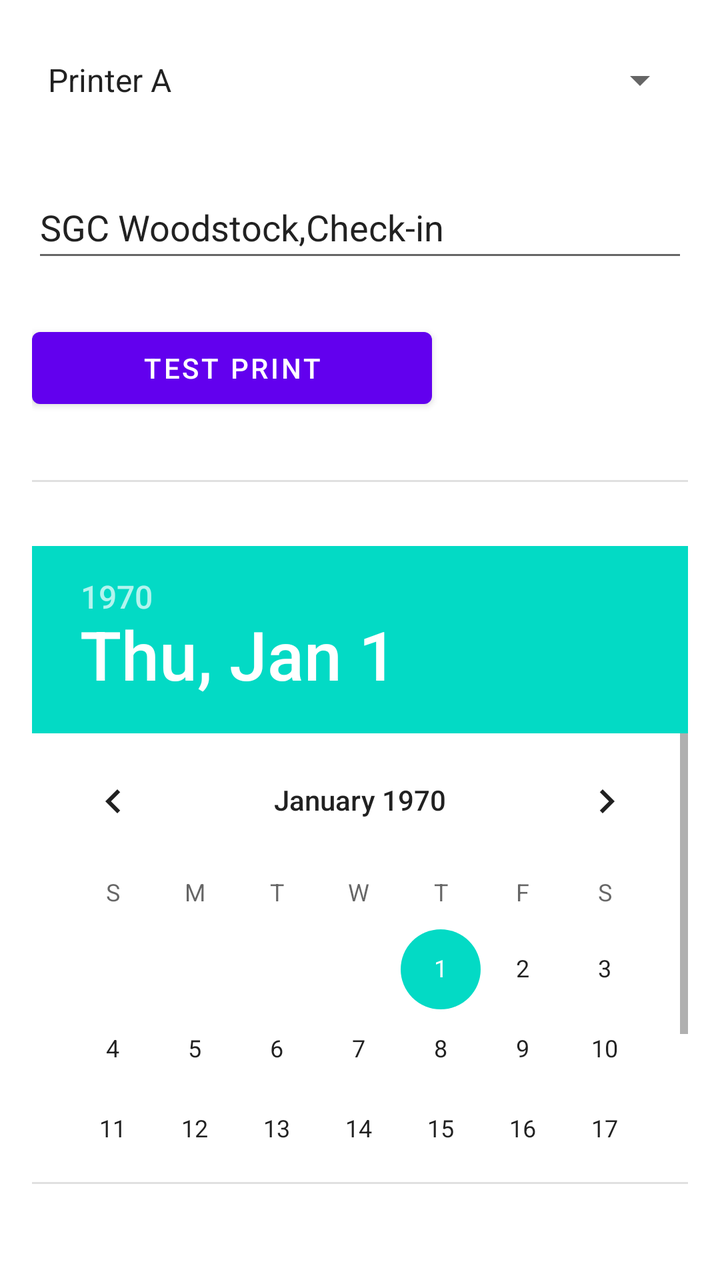
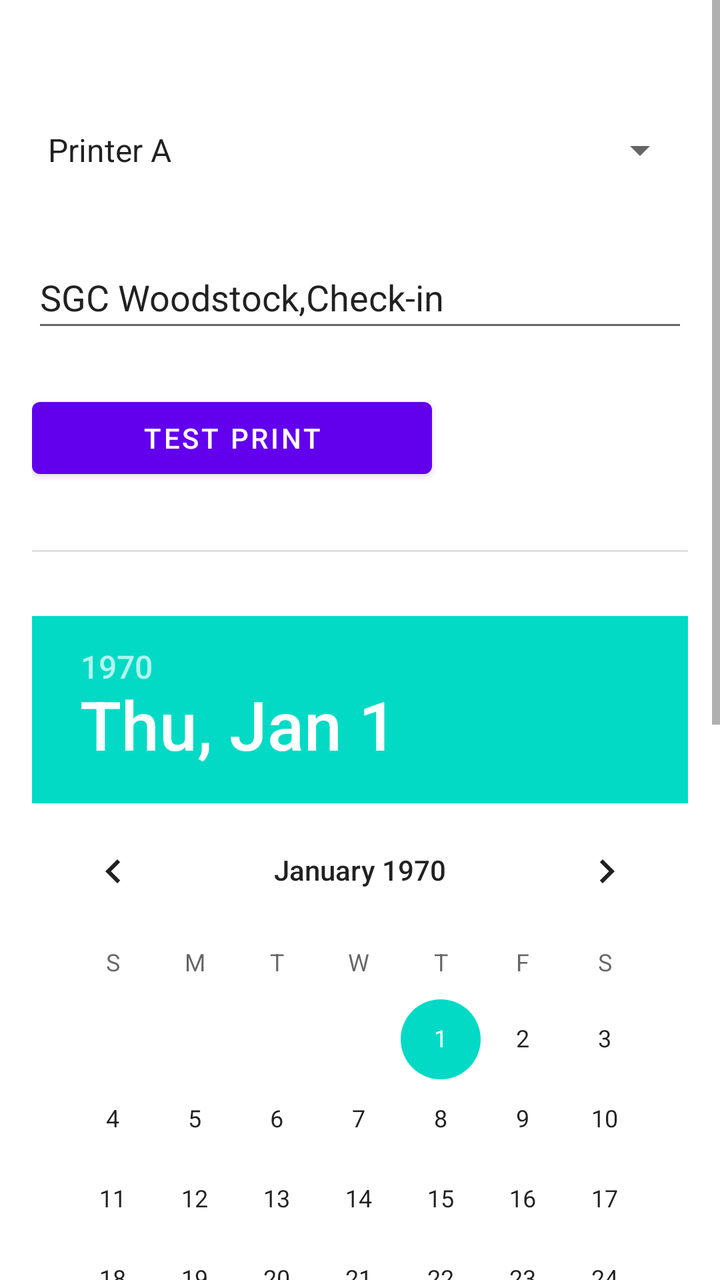

An Android layout rendered at two revisions. The XML below is the earlier revision; the diff shows what the commit changed to produce the second picture.
<!-- AndroidManifest.xml: application theme Theme.ExpressCheckin -->
<!-- res/layout/fragment_settings.xml -->
<?xml version="1.0" encoding="utf-8"?>
<androidx.constraintlayout.widget.ConstraintLayout xmlns:android="http://schemas.android.com/apk/res/android"
    xmlns:app="http://schemas.android.com/apk/res-auto"
    xmlns:tools="http://schemas.android.com/tools"
    android:layout_width="match_parent"
    android:layout_height="match_parent"
    tools:context=".ui.settings.SettingsFragment">

    <TextView
        android:id="@+id/text_settings"
        android:layout_width="match_parent"
        android:layout_height="wrap_content"
        android:layout_marginStart="8dp"
        android:layout_marginTop="8dp"
        android:layout_marginEnd="8dp"
        android:textAlignment="center"
        android:textSize="20sp"
        app:layout_constraintBottom_toBottomOf="parent"
        app:layout_constraintEnd_toEndOf="parent"
        app:layout_constraintStart_toStartOf="parent"
        app:layout_constraintTop_toTopOf="parent" />

    <LinearLayout
        android:layout_width="match_parent"
        android:layout_height="match_parent"
        android:orientation="vertical"
        android:padding="16dp">

        <Spinner
            android:id="@+id/deviceAddressSpinner"
            android:layout_width="match_parent"
            android:layout_height="wrap_content"
            android:layout_marginBottom="24dp"
            android:entries="@array/device_addresses"
            android:textSize="24sp"
            android:minHeight="48dp" />

        <EditText
            android:id="@+id/labelTextEditText"
            android:layout_width="match_parent"
            android:layout_height="wrap_content"
            android:hint="Label Text"
            android:inputType="text"
            android:lines="3"
            android:minHeight="48dp"
            android:text="SGC Woodstock,Check-in" />

        <Button
            android:id="@+id/printButton"
            android:layout_width="200dp"
            android:layout_height="wrap_content"
            android:layout_marginTop="24dp"
            android:text="Test Print"/>

        <View
            android:layout_width="match_parent"
            android:layout_height="1dp"
            android:background="?android:attr/listDivider"
            android:layout_marginTop="32dp"
            android:layout_marginBottom="32dp"/>

        <DatePicker
            android:id="@+id/checkinDatePicker"
            android:layout_width="match_parent"
            android:layout_height="wrap_content"
            android:layout_marginBottom="32dp"/>

        <TextView
            android:id="@+id/breezeInstanceIdTextView"
            android:layout_width="wrap_content"
            android:layout_height="wrap_content"
            android:layout_margin="8dp"/>

        <View
            android:layout_width="match_parent"
            android:layout_height="1dp"
            android:background="?android:attr/listDivider"
            android:layout_marginTop="32dp"
            android:layout_marginBottom="32dp"/>

        <Button
            android:id="@+id/resetCheckinsButton"
            android:layout_width="200dp"
            android:layout_height="wrap_content"
            android:text="Reset Checkins" />

        <Button
            android:id="@+id/getUpdatesButton"
            android:layout_width="200dp"
            android:layout_height="wrap_content"
            android:text="Get Updates"/>

    </LinearLayout>

    <TextView
        android:id="@+id/versionTextView"
        android:layout_width="wrap_content"
        android:layout_height="wrap_content"
        android:layout_margin="64dp"
        app:layout_constraintBottom_toBottomOf="parent"
        app:layout_constraintEnd_toEndOf="parent"
        app:layout_constraintRight_toRightOf="parent" />

</androidx.constraintlayout.widget.ConstraintLayout>
<!-- resources referenced by this layout -->
<resources>
  <string-array name="device_addresses">
          <item>Printer A</item>
          <item>Printer B</item>
          <item>Printer C</item>
      </string-array>
  <style name="Theme.ExpressCheckin" parent="Theme.MaterialComponents.DayNight.DarkActionBar">
          
          <item name="colorPrimary">@color/purple_500</item>
          <item name="colorPrimaryVariant">@color/purple_700</item>
          <item name="colorOnPrimary">@color/white</item>
          
          <item name="colorSecondary">@color/teal_200</item>
          <item name="colorSecondaryVariant">@color/teal_700</item>
          <item name="colorOnSecondary">@color/black</item>
          
          <item name="android:statusBarColor">?attr/colorPrimaryVariant</item>
          
      </style>
  <color name="purple_500">#FF6200EE</color>
  <color name="purple_700">#FF3700B3</color>
  <color name="white">#FFFFFFFF</color>
  <color name="teal_200">#FF03DAC5</color>
  <color name="teal_700">#FF018786</color>
  <color name="black">#FF000000</color>
</resources>

<!-- the commit's change to res/layout/fragment_settings.xml (unified diff, before → after) -->
@@ -6,99 +6,103 @@
     android:layout_height="match_parent"
     tools:context=".ui.settings.SettingsFragment">
 
-    <TextView
-        android:id="@+id/text_settings"
+    <ScrollView
         android:layout_width="match_parent"
-        android:layout_height="wrap_content"
-        android:layout_marginStart="8dp"
-        android:layout_marginTop="8dp"
-        android:layout_marginEnd="8dp"
-        android:textAlignment="center"
-        android:textSize="20sp"
-        app:layout_constraintBottom_toBottomOf="parent"
-        app:layout_constraintEnd_toEndOf="parent"
-        app:layout_constraintStart_toStartOf="parent"
-        app:layout_constraintTop_toTopOf="parent" />
+        android:layout_height="match_parent">
 
-    <LinearLayout
-        android:layout_width="match_parent"
-        android:layout_height="match_parent"
-        android:orientation="vertical"
-        android:padding="16dp">
-
-        <Spinner
-            android:id="@+id/deviceAddressSpinner"
+        <LinearLayout
             android:layout_width="match_parent"
             android:layout_height="wrap_content"
-            android:layout_marginBottom="24dp"
-            android:entries="@array/device_addresses"
-            android:textSize="24sp"
-            android:minHeight="48dp" />
+            android:orientation="vertical"
+            android:padding="16dp">
 
-        <EditText
-            android:id="@+id/labelTextEditText"
-            android:layout_width="match_parent"
-            android:layout_height="wrap_content"
-            android:hint="Label Text"
-            android:inputType="text"
-            android:lines="3"
-            android:minHeight="48dp"
-            android:text="SGC Woodstock,Check-in" />
+            <TextView
+                android:id="@+id/text_settings"
+                android:layout_width="match_parent"
+                android:layout_height="wrap_content"
+                android:layout_marginStart="8dp"
+                android:layout_marginTop="8dp"
+                android:layout_marginEnd="8dp"
+                android:textAlignment="center"
+                android:textSize="20sp"
+                app:layout_constraintBottom_toBottomOf="parent"
+                app:layout_constraintEnd_toEndOf="parent"
+                app:layout_constraintStart_toStartOf="parent"
+                app:layout_constraintTop_toTopOf="parent" />
 
-        <Button
-            android:id="@+id/printButton"
-            android:layout_width="200dp"
-            android:layout_height="wrap_content"
-            android:layout_marginTop="24dp"
-            android:text="Test Print"/>
+            <Spinner
+                android:id="@+id/deviceAddressSpinner"
+                android:layout_width="match_parent"
+                android:layout_height="wrap_content"
+                android:layout_marginBottom="24dp"
+                android:entries="@array/device_addresses"
+                android:textSize="24sp"
+                android:minHeight="48dp" />
 
-        <View
-            android:layout_width="match_parent"
-            android:layout_height="1dp"
-            android:background="?android:attr/listDivider"
-            android:layout_marginTop="32dp"
-            android:layout_marginBottom="32dp"/>
+            <EditText
+                android:id="@+id/labelTextEditText"
+                android:layout_width="match_parent"
+                android:layout_height="wrap_content"
+                android:hint="Label Text"
+                android:inputType="text"
+                android:lines="3"
+                android:minHeight="48dp"
+                android:text="SGC Woodstock,Check-in" />
 
-        <DatePicker
-            android:id="@+id/checkinDatePicker"
-            android:layout_width="match_parent"
-            android:layout_height="wrap_content"
-            android:layout_marginBottom="32dp"/>
+            <Button
+                android:id="@+id/printButton"
+                android:layout_width="200dp"
+                android:layout_height="wrap_content"
+                android:layout_marginTop="24dp"
+                android:text="Test Print"/>
 
-        <TextView
-            android:id="@+id/breezeInstanceIdTextView"
-            android:layout_width="wrap_content"
-            android:layout_height="wrap_content"
-            android:layout_margin="8dp"/>
+            <View
+                android:layout_width="match_parent"
+                android:layout_height="1dp"
+                android:background="?android:attr/listDivider"
+                android:layout_marginTop="32dp"
+                android:layout_marginBottom="32dp"/>
 
-        <View
-            android:layout_width="match_parent"
-            android:layout_height="1dp"
-            android:background="?android:attr/listDivider"
-            android:layout_marginTop="32dp"
-            android:layout_marginBottom="32dp"/>
+            <DatePicker
+                android:id="@+id/checkinDatePicker"
+                android:layout_width="match_parent"
+                android:layout_height="wrap_content"
+                android:layout_marginBottom="32dp"/>
 
-        <Button
-            android:id="@+id/resetCheckinsButton"
-            android:layout_width="200dp"
-            android:layout_height="wrap_content"
-            android:text="Reset Checkins" />
+            <TextView
+                android:id="@+id/breezeInstanceIdTextView"
+                android:layout_width="wrap_content"
+                android:layout_height="wrap_content"
+                android:layout_margin="8dp"/>
 
-        <Button
-            android:id="@+id/getUpdatesButton"
-            android:layout_width="200dp"
-            android:layout_height="wrap_content"
-            android:text="Get Updates"/>
+            <View
+                android:layout_width="match_parent"
+                android:layout_height="1dp"
+                android:background="?android:attr/listDivider"
+                android:layout_marginTop="32dp"
+                android:layout_marginBottom="32dp"/>
 
-    </LinearLayout>
+            <Button
+                android:id="@+id/resetCheckinsButton"
+                android:layout_width="200dp"
+                android:layout_height="wrap_content"
+                android:text="Reset Checkins" />
 
-    <TextView
-        android:id="@+id/versionTextView"
-        android:layout_width="wrap_content"
-        android:layout_height="wrap_content"
-        android:layout_margin="64dp"
-        app:layout_constraintBottom_toBottomOf="parent"
-        app:layout_constraintEnd_toEndOf="parent"
-        app:layout_constraintRight_toRightOf="parent" />
+            <Button
+                android:id="@+id/getUpdatesButton"
+                android:layout_width="200dp"
+                android:layout_height="wrap_content"
+                android:text="Get Updates"/>
 
+            <TextView
+                android:id="@+id/versionTextView"
+                android:layout_width="wrap_content"
+                android:layout_height="wrap_content"
+                android:layout_margin="64dp"
+                app:layout_constraintBottom_toBottomOf="parent"
+                app:layout_constraintEnd_toEndOf="parent"
+                app:layout_constraintRight_toRightOf="parent" />
+
+        </LinearLayout>
+    </ScrollView>
 </androidx.constraintlayout.widget.ConstraintLayout>
